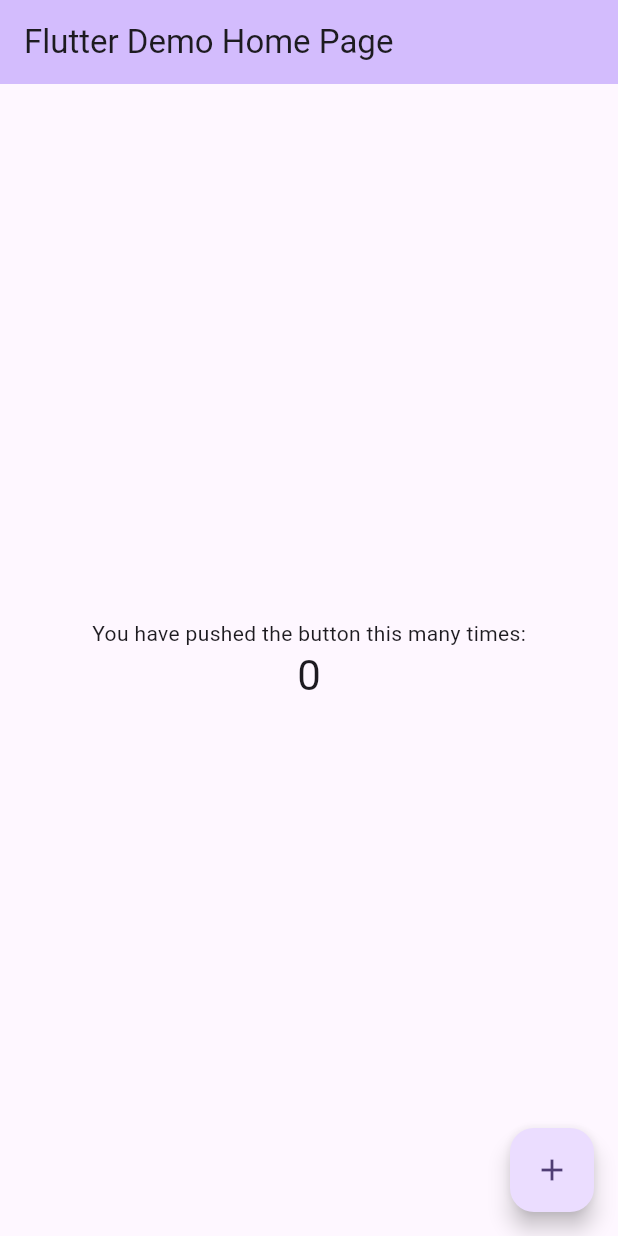
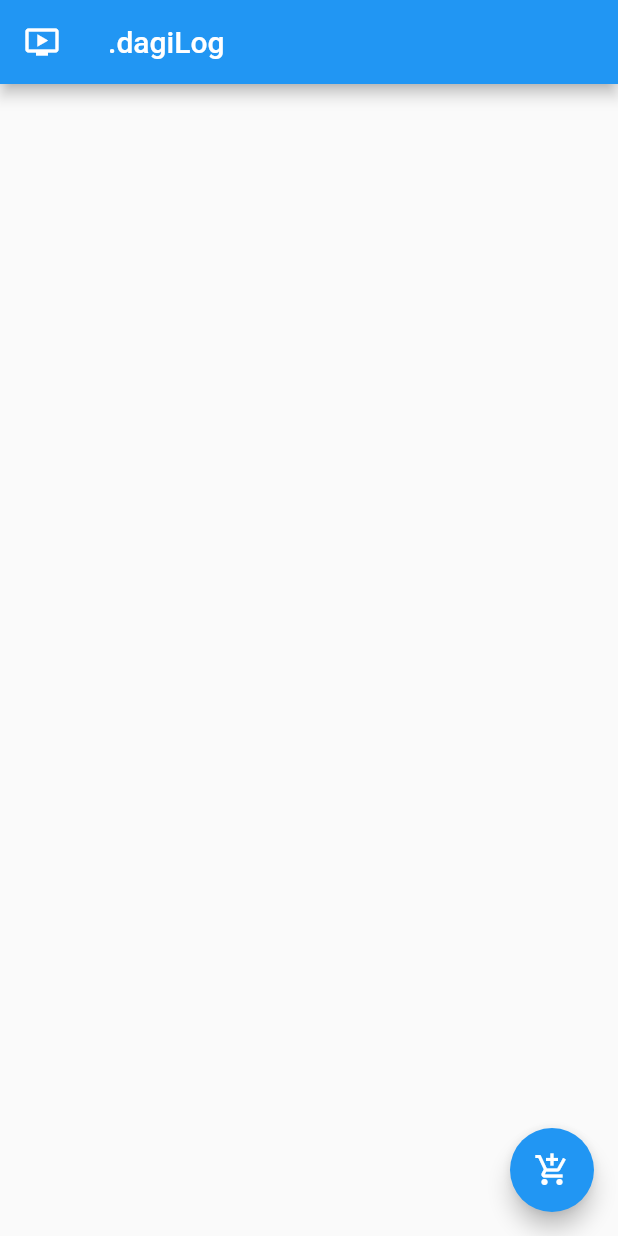
Before and after one commit to dagmawi77/flutter_login, a Flutter app: the screen it shows after launch, on a phone screen of 412 x 824 dp. Run offline on Flutter 3.47's test engine with Material 2 defaults, Android fonts, the phone set to English and light mode, and no system bars.

```diff
--- a/lib/main.dart
+++ b/lib/main.dart
@@ -1,125 +1,33 @@
 import 'package:flutter/material.dart';
 
 void main() {
-  runApp(const MyApp());
+  runApp(const App());
 }
 
-class MyApp extends StatelessWidget {
-  const MyApp({super.key});
+class App extends StatelessWidget {
+  const App({Key? key}):super(key: key);
 
-  // This widget is the root of your application.
   @override
   Widget build(BuildContext context) {
-    return MaterialApp(
-      title: 'Flutter Demo',
-      theme: ThemeData(
-        // This is the theme of your application.
-        //
-        // TRY THIS: Try running your application with "flutter run". You'll see
-        // the application has a blue toolbar. Then, without quitting the app,
-        // try changing the seedColor in the colorScheme below to Colors.green
-        // and then invoke "hot reload" (save your changes or press the "hot
-        // reload" button in a Flutter-supported IDE, or press "r" if you used
-        // the command line to start the app).
-        //
-        // Notice that the counter didn't reset back to zero; the application
-        // state is not lost during the reload. To reset the state, use hot
-        // restart instead.
-        //
-        // This works for code too, not just values: Most code changes can be
-        // tested with just a hot reload.
-        colorScheme: ColorScheme.fromSeed(seedColor: Colors.deepPurple),
-        useMaterial3: true,
-      ),
-      home: const MyHomePage(title: 'Flutter Demo Home Page'),
+    return   MaterialApp(
+     home:AppHome(),
     );
   }
 }
 
-class MyHomePage extends StatefulWidget {
-  const MyHomePage({super.key, required this.title});
-
-  // This widget is the home page of your application. It is stateful, meaning
-  // that it has a State object (defined below) that contains fields that affect
-  // how it looks.
-
-  // This class is the configuration for the state. It holds the values (in this
-  // case the title) provided by the parent (in this case the App widget) and
-  // used by the build method of the State. Fields in a Widget subclass are
-  // always marked "final".
-
-  final String title;
-
-  @override
-  State<MyHomePage> createState() => _MyHomePageState();
-}
-
-class _MyHomePageState extends State<MyHomePage> {
-  int _counter = 0;
-
-  void _incrementCounter() {
-    setState(() {
-      // This call to setState tells the Flutter framework that something has
-      // changed in this State, which causes it to rerun the build method below
-      // so that the display can reflect the updated values. If we changed
-      // _counter without calling setState(), then the build method would not be
-      // called again, and so nothing would appear to happen.
-      _counter++;
-    });
-  }
+class AppHome extends StatelessWidget {
+  const AppHome({Key? key}):super(key: key);
 
   @override
   Widget build(BuildContext context) {
-    // This method is rerun every time setState is called, for instance as done
-    // by the _incrementCounter method above.
-    //
-    // The Flutter framework has been optimized to make rerunning build methods
-    // fast, so that you can just rebuild anything that needs updating rather
-    // than having to individually change instances of widgets.
     return Scaffold(
       appBar: AppBar(
-        // TRY THIS: Try changing the color here to a specific color (to
-        // Colors.amber, perhaps?) and trigger a hot reload to see the AppBar
-        // change color while the other colors stay the same.
-        backgroundColor: Theme.of(context).colorScheme.inversePrimary,
-        // Here we take the value from the MyHomePage object that was created by
-        // the App.build method, and use it to set our appbar title.
-        title: Text(widget.title),
+        title:const Text(".dagiLog"),
+        leading:const Icon(Icons.ondemand_video),
+
       ),
-      body: Center(
-        // Center is a layout widget. It takes a single child and positions it
-        // in the middle of the parent.
-        child: Column(
-          // Column is also a layout widget. It takes a list of children and
-          // arranges them vertically. By default, it sizes itself to fit its
-          // children horizontally, and tries to be as tall as its parent.
-          //
-          // Column has various properties to control how it sizes itself and
-          // how it positions its children. Here we use mainAxisAlignment to
-          // center the children vertically; the main axis here is the vertical
-          // axis because Columns are vertical (the cross axis would be
-          // horizontal).
-          //
-          // TRY THIS: Invoke "debug painting" (choose the "Toggle Debug Paint"
-          // action in the IDE, or press "p" in the console), to see the
-          // wireframe for each widget.
-          mainAxisAlignment: MainAxisAlignment.center,
-          children: <Widget>[
-            const Text(
-              'You have pushed the button this many times:',
-            ),
-            Text(
-              '$_counter',
-              style: Theme.of(context).textTheme.headlineMedium,
-            ),
-          ],
-        ),
-      ),
-      floatingActionButton: FloatingActionButton(
-        onPressed: _incrementCounter,
-        tooltip: 'Increment',
-        child: const Icon(Icons.add),
-      ), // This trailing comma makes auto-formatting nicer for build methods.
+      floatingActionButton: FloatingActionButton(onPressed: () {  },
+      child: const Icon(Icons.add_shopping_cart),),
     );
   }
 }
```
